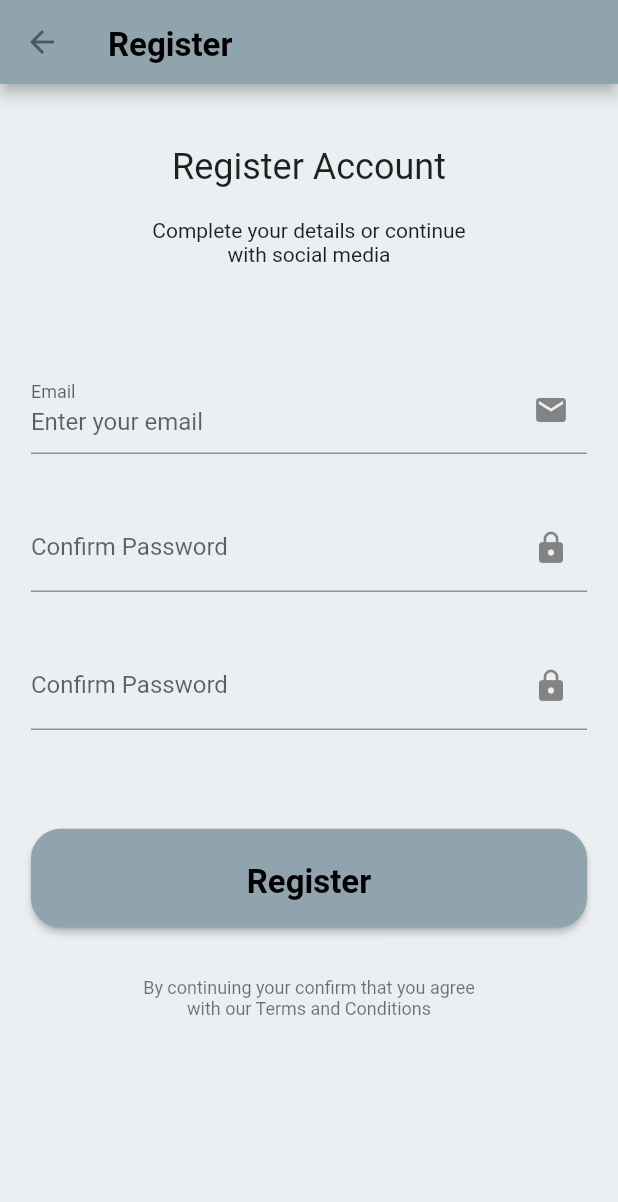
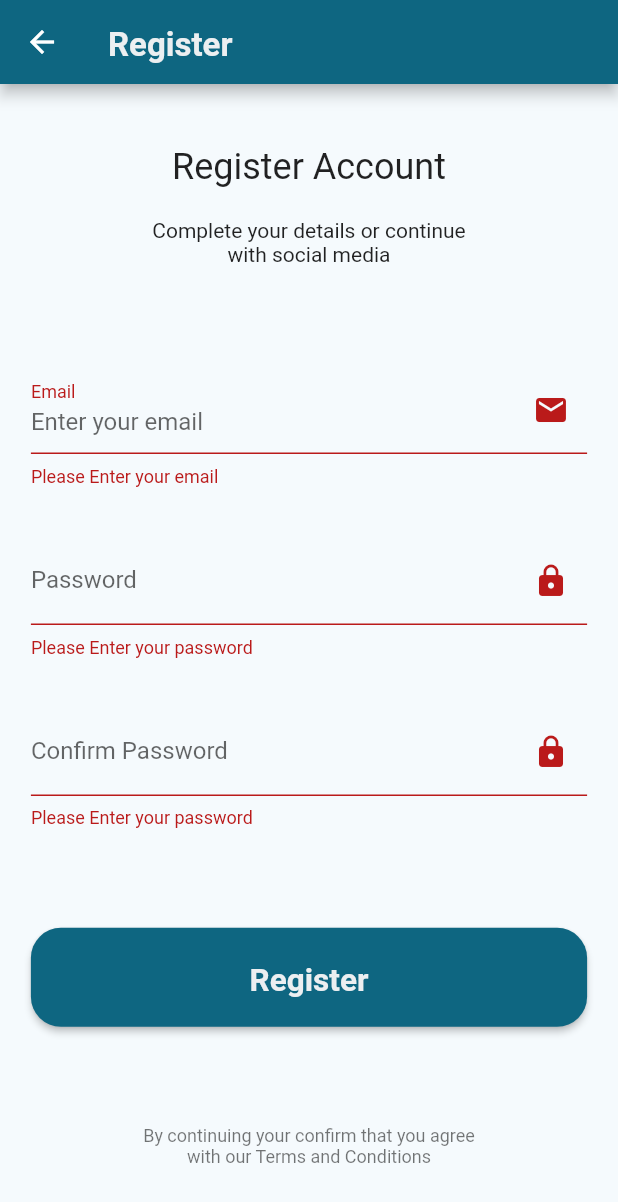
Before and after one commit to rahilkaiser/shift_maker, a Flutter app: the RegisterScreen screen opened directly, after a tap on "Register", on a phone screen of 412 x 824 dp. Shown: the top 1202 px of the screen. Run offline on Flutter 3.47's test engine with Material 2 defaults, Android fonts, the phone set to English and light mode, and no system bars; generated files the repository leaves out were written again.

Commit message:
added Validation

```diff
--- a/lib/src/core/theme/light_theme_constants.dart
+++ b/lib/src/core/theme/light_theme_constants.dart
@@ -17,7 +17,7 @@
 
   static Color get lightAccentColor => const Color.fromRGBO(74, 217, 217, 1);
 
-  static Color get _lightTextColorPrimary => Colors.black;
+  static Color get _lightTextColorPrimary => lightBackGroundColor;
 
   static TextTheme get lightTextTheme => TextTheme(
         headline1: CoreTextThemeConstants.getHeadingTextStyle(_lightTextColorPrimary),
--- a/lib/src/core/theme/theme.dart
+++ b/lib/src/core/theme/theme.dart
@@ -8,32 +8,49 @@
 
   static const _iconColor = Colors.white;
 
-  static final ThemeData lightTheme = ThemeData(
-    scaffoldBackgroundColor: LightThemeConstants.lightBackGroundColor,
-    appBarTheme: AppBarTheme(
-      color: LightThemeConstants.lightAppBarColor,
-    ),
-    textTheme: LightThemeConstants.lightTextTheme,
-    colorScheme: ColorScheme.light(
-      primary: LightThemeConstants.lightPrimaryColor,
-      onPrimary: LightThemeConstants.lightOnPrimaryColor,
-      primaryContainer: LightThemeConstants.lightPrimaryContainerColor,
-      secondary: DarkThemeConstants.darkAccentColor,
-    ),
+  // static final ThemeData darkTheme = ThemeData(
+  //   scaffoldBackgroundColor: DarkThemeConstants.darkBackGroundColor,
+  //   appBarTheme: AppBarTheme(
+  //     color: DarkThemeConstants.darkAppBarColor,
+  //     iconTheme: const IconThemeData(color: _iconColor),
+  //   ),
+  //   colorSchemeSeed: DarkThemeConstants.darkAccentColor,
+  //   brightness: Brightness.dark,
+  //   useMaterial3: false,
+  //   colorScheme: ColorScheme.dark(
+  //     primary: DarkThemeConstants.darkPrimaryColor,
+  //     onPrimary: DarkThemeConstants.darkOnPrimaryColor,
+  //     primaryContainer: DarkThemeConstants.darkPrimaryContainerColor,
+  //     secondary: DarkThemeConstants.darkAccentColor,
+  //   ),
+  //   textTheme: DarkThemeConstants.darkTextTheme,
+  // );
+  //
+  // static final ThemeData lightTheme = ThemeData(
+  //   scaffoldBackgroundColor: LightThemeConstants.lightBackGroundColor,
+  //   appBarTheme: AppBarTheme(
+  //     color: LightThemeConstants.lightAppBarColor,
+  //   ),
+  //   textTheme: LightThemeConstants.lightTextTheme,
+  //   colorScheme: ColorScheme.light(
+  //     primary: LightThemeConstants.lightPrimaryColor,
+  //     onPrimary: LightThemeConstants.lightOnPrimaryColor,
+  //     primaryContainer: LightThemeConstants.lightPrimaryContainerColor,
+  //     secondary: DarkThemeConstants.darkAccentColor,
+  //   ),
+  // );
+
+  static final ThemeData darkTheme = ThemeData(
+    colorSchemeSeed: DarkThemeConstants.darkAccentColor,
+    brightness: Brightness.dark,
+    useMaterial3: false,
+    textTheme: DarkThemeConstants.darkTextTheme,
   );
 
-  static final ThemeData darkTheme = ThemeData(
-    scaffoldBackgroundColor: DarkThemeConstants.darkBackGroundColor,
-    appBarTheme: AppBarTheme(
-      color: DarkThemeConstants.darkAppBarColor,
-      iconTheme: const IconThemeData(color: _iconColor),
-    ),
-    colorScheme: ColorScheme.dark(
-      primary: DarkThemeConstants.darkPrimaryColor,
-      onPrimary: DarkThemeConstants.darkOnPrimaryColor,
-      primaryContainer: DarkThemeConstants.darkPrimaryContainerColor,
-      secondary: DarkThemeConstants.darkAccentColor,
-    ),
-    textTheme: DarkThemeConstants.darkTextTheme,
+  static final ThemeData lightTheme = ThemeData(
+    textTheme: LightThemeConstants.lightTextTheme,
+    colorSchemeSeed: DarkThemeConstants.darkOnPrimaryColor,
+    brightness: Brightness.light,
+    useMaterial3: false,
   );
 }
--- /dev/null
+++ b/lib/src/core/util/validators/AuthenticationInputValidators.dart
@@ -0,0 +1,60 @@
+import 'package:flutter/cupertino.dart';
+
+class AuthenticationInputValidators {
+  static RegExp get _emailValidatorRegExp => RegExp(r"^[a-zA-Z0-9.a-zA-Z0-9.!#$%&'*+-/=?^_`{|}~]+@[a-zA-Z0-9]+\.[a-zA-Z]+");
+
+  static String get _kEmailNullError => "Please Enter your email";
+
+  static String get _kInvalidEmailError => "Please Enter Valid Email";
+
+  static String get _kPassNullError => "Please Enter your password";
+
+  static String get _kShortPassError => "Password is too short";
+
+  static String get _kMatchPassError => "Passwords don't match";
+
+  static String get _kNamelNullError => "Please Enter your name";
+
+  static String get _kPhoneNumberNullError => "Please Enter your phone number";
+
+  static String get _kAddressNullError => "Please Enter your address";
+
+  AuthenticationInputValidators._();
+
+  /// Validates Email-Address
+  ///
+  ///
+  static String? validateEmail(String? input) {
+    if (input == null || input.isEmpty) {
+      return _kEmailNullError;
+    } else if (_emailValidatorRegExp.hasMatch(input)) {
+      return null;
+    } else {
+      return _kInvalidEmailError;
+    }
+  }
+
+  /// Validates Password
+  ///
+  ///
+  static String? validatePassword(String? input) {
+    if (input == null || input.isEmpty) {
+      return _kPassNullError;
+    } else if (input.length < 8) {
+      return _kShortPassError;
+    }
+    return null;
+  }
+
+  /// Validates Confirmation-Password
+  ///
+  ///
+  static String? validateConfirmPassword(String? input, String? password) {
+    if (input == null || input.isEmpty) {
+      return _kPassNullError;
+    } else if (password != input) {
+      return _kMatchPassError;
+    }
+    return null;
+  }
+}
--- a/lib/src/view/auth/login/components/login_screen_body.dart
+++ b/lib/src/view/auth/login/components/login_screen_body.dart
@@ -1,8 +1,9 @@
 import 'package:flutter/material.dart';
 
 import '../../../../core/theme/sizefit/core_spacing_constants.dart';
-import '../../core-components/app_title_component.dart';
-import '../../../core-components/core-continue-button-component/continue_button_component.dart';
+import '../../../../core/util/validators/AuthenticationInputValidators.dart';
+import '../../../core_components/core_continue_button_component/continue_button_component.dart';
+import '../../core_components/app_title_component.dart';
 import '../../register/register_screen.dart';
 
 class LoginScreenBody extends StatelessWidget {
@@ -10,6 +11,7 @@
 
   @override
   Widget build(BuildContext context) {
+    final GlobalKey<FormState> formKey = GlobalKey<FormState>();
     final themeData = Theme.of(context);
     Size size = MediaQuery.of(context).size;
 
@@ -30,7 +32,14 @@
             ),
             CoreSpacingConstants.getCoreFormSpacingSizedBox(context),
             CoreSpacingConstants.getCoreFormSpacingSizedBox(context),
+            Form(
+              key: formKey,
+              child: Column(
+                children: [
                   TextFormField(
+                    autovalidateMode: AutovalidateMode.disabled,
+                    keyboardType: TextInputType.emailAddress,
+                    validator: AuthenticationInputValidators.validateEmail,
                     decoration: const InputDecoration(
                       suffixIcon: Icon(Icons.email),
                       labelText: 'Email',
@@ -38,11 +47,16 @@
                   ),
                   CoreSpacingConstants.getCoreFormSpacingSizedBox(context),
                   TextFormField(
+                    autovalidateMode: AutovalidateMode.disabled,
+                    validator: AuthenticationInputValidators.validatePassword,
                     decoration: const InputDecoration(
                       suffixIcon: Icon(Icons.lock),
                       labelText: 'Password',
                     ),
                     obscureText: true,
+                  ),
+                ],
+              ),
             ),
             CoreSpacingConstants.getCoreFormSpacingSizedBox(context),
             CoreSpacingConstants.getCoreFormSpacingSizedBox(context),
@@ -59,7 +73,7 @@
                         ));
                   },
                   child: Text(
-                    "Sign Up",
+                    "Register now",
                     style: TextStyle(color: themeData.colorScheme.secondary),
                   ),
                 ),
@@ -69,7 +83,14 @@
             ContinueButtonComponent(
               text: "Login",
               onPressed: () {
-                this._showButtonPressDialog(context, "Login pressed");
+
+                if(formKey.currentState!.validate()) {
+
+                } else {
+                  this._showButtonPressDialog(context, "Invalid Input");
+                }
+
+                // this._showButtonPressDialog(context, "Login pressed");
               },
             )
           ],
@@ -80,8 +101,9 @@
 
   void _showButtonPressDialog(BuildContext context, String provider) {
     ScaffoldMessenger.of(context).showSnackBar(SnackBar(
-      content: Text('$provider Button Pressed!'),
-      duration: const Duration(milliseconds: 400),
+      backgroundColor: Colors.redAccent,
+      content: Text('$provider'),
+      duration: const Duration(milliseconds: 600),
     ));
   }
 }
--- a/lib/src/view/auth/login/login_screen.dart
+++ b/lib/src/view/auth/login/login_screen.dart
@@ -1,8 +1,8 @@
 import 'package:flutter/material.dart';
 
 import '../../../core/settings/settings_controller.dart';
-import '../core-components/app-bar-title-component/app_bar_title_component.dart';
 
+import '../core_components/app-bar-title-component/app_bar_title_component.dart';
 import 'components/login_screen_body.dart';
 
 class LoginScreen extends StatelessWidget {
--- a/lib/src/view/auth/register/components/register_screen_body.dart
+++ b/lib/src/view/auth/register/components/register_screen_body.dart
@@ -1,16 +1,18 @@
 import 'package:flutter/material.dart';
 
 import '../../../../core/theme/sizefit/core_spacing_constants.dart';
-import '../../../core-components/core-continue-button-component/continue_button_component.dart';
+import '../../../../core/util/validators/AuthenticationInputValidators.dart';
+import '../../../core_components/core_continue_button_component/continue_button_component.dart';
 
 class RegisterScreenBody extends StatelessWidget {
   const RegisterScreenBody({Key? key}) : super(key: key);
 
   @override
   Widget build(BuildContext context) {
-    final _formKey = GlobalKey<FormState>();
+    final GlobalKey<FormState> formKey = GlobalKey<FormState>();
     Size size = MediaQuery.of(context).size;
     final themeData = Theme.of(context);
+    String? password;
 
     return SingleChildScrollView(
       physics: const BouncingScrollPhysics(),
@@ -27,11 +29,13 @@
             CoreSpacingConstants.getCoreFormSpacingSizedBox(context),
             CoreSpacingConstants.getCoreFormSpacingSizedBox(context),
             Form(
-              key: _formKey,
+              key: formKey,
               child: Column(
                 children: [
                   TextFormField(
+                    autovalidateMode: AutovalidateMode.disabled,
                     keyboardType: TextInputType.emailAddress,
+                    validator: AuthenticationInputValidators.validateEmail,
                     decoration: const InputDecoration(
                       labelText: "Email",
                       hintText: "Enter your email",
@@ -42,15 +46,22 @@
 
                   CoreSpacingConstants.getCoreFormSpacingSizedBox(context),
                   TextFormField(
+                    autovalidateMode: AutovalidateMode.disabled,
+                    onChanged: (newInput) {
+                      password = newInput;
+                    },
+                    validator: AuthenticationInputValidators.validatePassword,
                     decoration: const InputDecoration(
                       suffixIcon: Icon(Icons.lock),
-                      hintText: "Re-enter your password",
-                      labelText: "Confirm Password",
+                      hintText: "Enter your password",
+                      labelText: "Password",
                     ),
                     obscureText: true,
                   ),
                   CoreSpacingConstants.getCoreFormSpacingSizedBox(context),
                   TextFormField(
+                    autovalidateMode: AutovalidateMode.disabled,
+                    validator: (input) => AuthenticationInputValidators.validateConfirmPassword(input, password),
                     decoration: const InputDecoration(
                       suffixIcon: Icon(Icons.lock),
                       hintText: "Re-enter your password",
@@ -61,23 +72,21 @@
                   // FormError(errors: errors),
                   CoreSpacingConstants.getCoreFormSpacingSizedBox(context),
                   CoreSpacingConstants.getCoreFormSpacingSizedBox(context),
-                  ContinueButtonComponent(
-                    text: "Register",
-                    onPressed: () {
-                      this._showButtonPressDialog(context, "Register pressed");
-                    },
-                  ),
                 ],
               ),
             ),
+            ContinueButtonComponent(
+                text: "Register",
+                onPressed: () {
+                  if(formKey.currentState!.validate()) {
+                    this._showButtonPressDialog(context, "Validated");
+                  } else {
+                    this._showButtonPressDialog(context, "Invalid");
+                  }
+                  // this._showButtonPressDialog(context, "Register pressed");
+                }),
             CoreSpacingConstants.getCoreFormSpacingSizedBox(context),
-            //
-            // SizedBox(height: SizeConfig.screenHeight * 0.08),
-            //
-            // SizedBox(height: size.height * 0.08),
-            //
-            //
-
+            CoreSpacingConstants.getCoreFormSpacingSizedBox(context),
             Text(
               'By continuing your confirm that you agree \nwith our Terms and Conditions',
               textAlign: TextAlign.center,
--- a/lib/src/view/auth/register/register_screen.dart
+++ b/lib/src/view/auth/register/register_screen.dart
@@ -1,6 +1,6 @@
 import 'package:flutter/material.dart';
 
-import '../core-components/app-bar-title-component/app_bar_title_component.dart';
+import '../core_components/app-bar-title-component/app_bar_title_component.dart';
 import 'components/register_screen_body.dart';
 
 class RegisterScreen extends StatelessWidget {
--- a/lib/src/view/core-components/core-continue-button-component/continue_button_component.dart
+++ b/lib/src/view/core_components/core_continue_button_component/continue_button_component.dart
@@ -20,7 +20,7 @@
         onPressed: this.onPressed,
         child: Text(
           this.text,
-          style: themeData.textTheme.headline1!.copyWith(fontSize: 22),
+          style: themeData.textTheme.headline1!.copyWith(fontSize: 21),
         ),
       ),
     );
```
Also changed, not shown: lib/src/core/theme/core_spacing.dart (deleted), lib/src/view/auth/core_components/app-bar-title-component/app_bar_title_component.dart (renamed from lib/src/view/auth/core-components/app-bar-title-component/app_bar_title_component.dart), lib/src/view/auth/core_components/app_title_component.dart (renamed from lib/src/view/auth/core-components/app_title_component.dart). Lines whose indentation alone changed are shown as unchanged.
